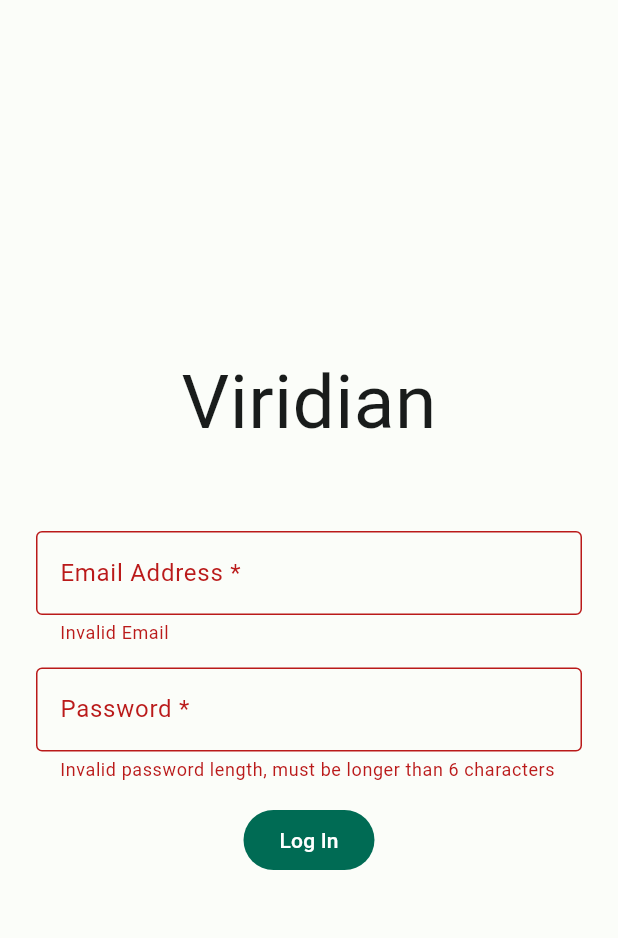
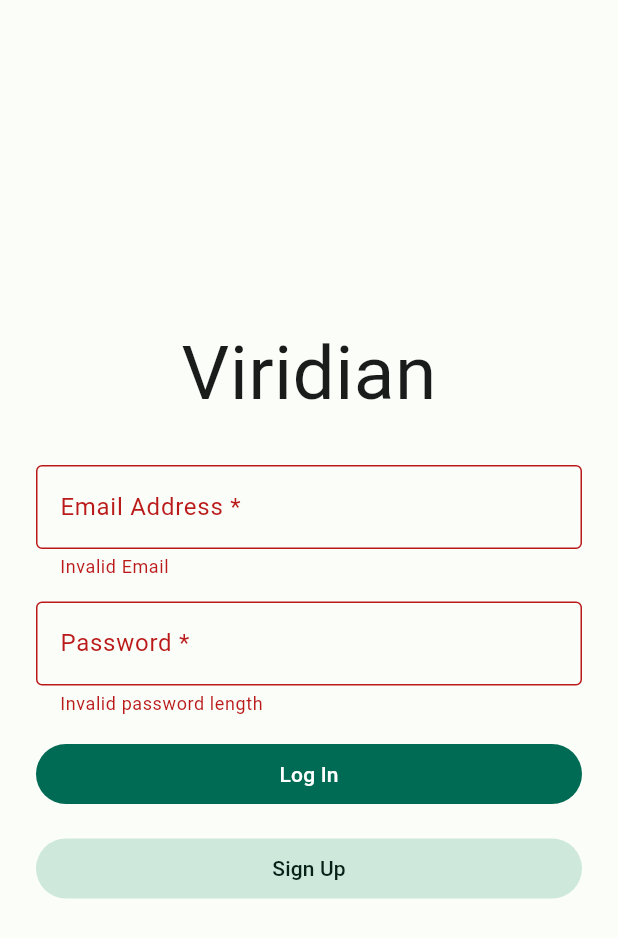
Before and after one commit to conrad-mo/viridian, a Flutter app: the screen it shows after launch, after a tap on "Log In", on a phone screen of 412 x 824 dp. Shown: the top 938 px of the screen. Run offline on Flutter 3.47's test engine with Material 2 defaults, Android fonts, the phone set to English and light mode, and no system bars; our stand-ins replace firebase_core, shared_preferences; accounts and stored records are empty.

Commit message:
Fix regex and make buttons longer

```diff
--- a/lib/states/loginscreen.dart
+++ b/lib/states/loginscreen.dart
@@ -11,8 +11,6 @@ class _LoginScreenState extends State<LoginScreen> {
   final _formKey = GlobalKey<FormState>();
   String email = "";
   String password = "";
-  bool _emailnotvalid = false;
-  bool _pwnotvalid = false;
   bool _isLoading = false;
   @override
   Widget build(BuildContext context) {
@@ -32,21 +30,19 @@ class _LoginScreenState extends State<LoginScreen> {
                   style: TextStyle(fontSize: 50),
                 ),
                 const SizedBox(
-                  height: 50,
+                  height: 25,
                 ),
                 TextFormField(
                     decoration: const InputDecoration(
                         border: OutlineInputBorder(),
                         labelText: 'Email Address *'),
-                    //errorText: _emailnotvalid ? 'Invalid email' : null)
                     onChanged: (val) {
                       setState(() {
                         email = val;
                       });
                     },
                     validator: (val) {
-                      return RegExp(
-                                  r"/^[a-zA-Z0-9.!#$%&’*+/=?^_`{|}~-]+@[a-zA-Z0-9-]+(?:\.[a-zA-Z0-9-]+)*$/")
+                      return RegExp(r'^[^@\s]+@[^@\s]+\.[^@\s]+$')
                               .hasMatch(val!)
                           ? null
                           : 'Invalid Email';
@@ -58,7 +54,6 @@ class _LoginScreenState extends State<LoginScreen> {
                   obscureText: true,
                   decoration: const InputDecoration(
                       border: OutlineInputBorder(), labelText: 'Password *'),
-                  //errorText: _pwnotvalid ? 'Invalid password' : null),
                   onChanged: (val) {
                     setState(() {
                       password = val;
@@ -66,7 +61,7 @@ class _LoginScreenState extends State<LoginScreen> {
                   },
                   validator: (val) {
                     if (val!.length < 6) {
-                      return "Invalid password length, must be longer than 6 characters";
+                      return "Invalid password length";
                     } else {
                       return null;
                     }
@@ -75,7 +70,20 @@ class _LoginScreenState extends State<LoginScreen> {
                 const SizedBox(
                   height: 15,
                 ),
-                FilledButton(onPressed: login, child: const Text('Log In')),
+                SizedBox(
+                  width: 10000,
+                  child: FilledButton(onPressed: login, child: Text('Log In')),
+                ),
+                const SizedBox(
+                  height: 15,
+                ),
+                SizedBox(
+                  width: 10000,
+                  child: FilledButton.tonal(
+                    onPressed: login,
+                    child: Text('Sign Up'),
+                  ),
+                ),
               ],
             ),
           ),
```
